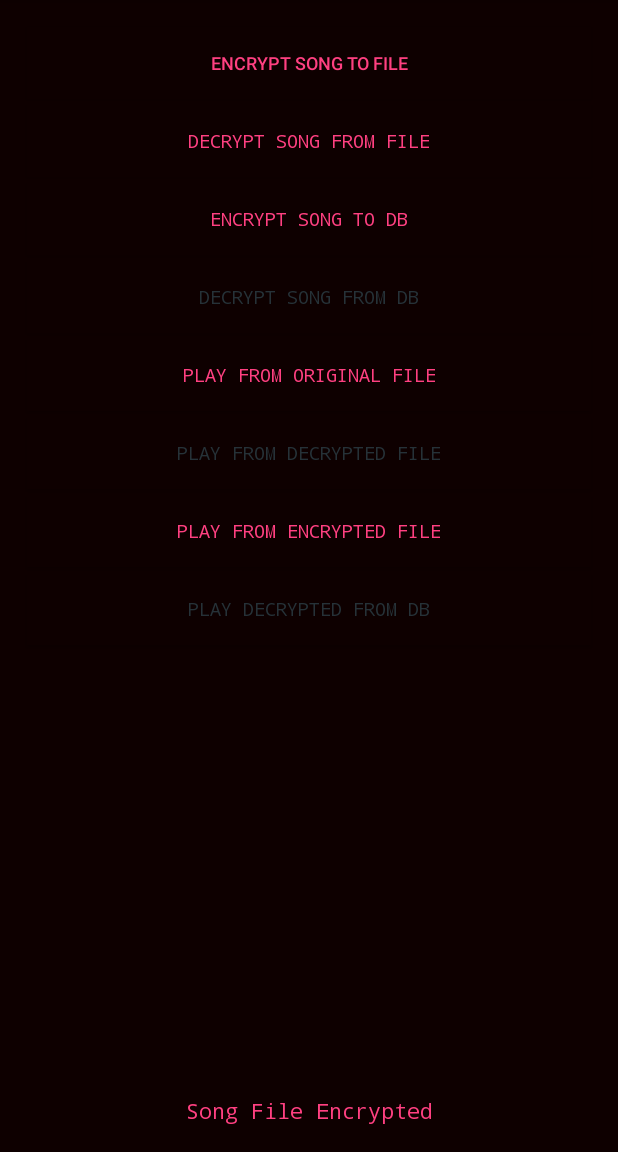
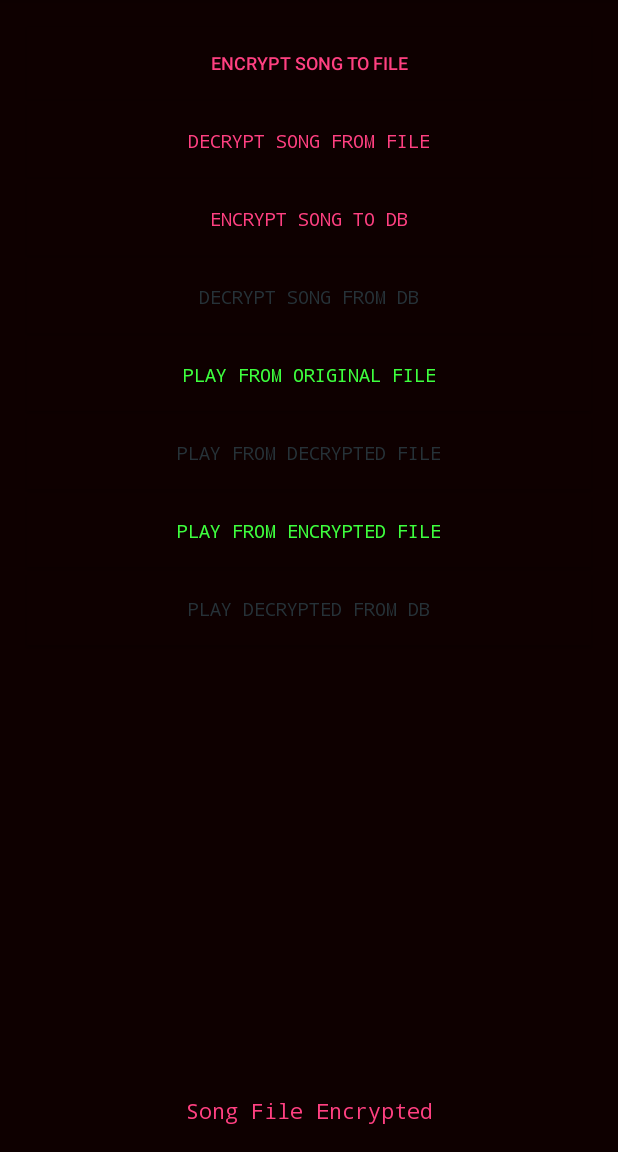
Before and after one commit to paceraudio/encryption-test, an Android app: the screen it shows after launch (EncryptionActivity), after a tap on "ENCRYPT SONG TO FILE", on a phone screen of 412 x 824 dp, the part 84-1236 px from its top. Run offline under Robolectric (Android 15) with nearby library versions, the light colour scheme and no system bars; our stand-ins replace Dagger/Hilt's generated code; libraries missing offline, so code that uses them is left out: com.couchbase.lite; 3 statements that could not run were skipped.

Commit message:
Added green color for play buttons

```diff
--- a/app/src/main/java/com/pacerapps/testencryption/EncryptionActivity.java
+++ b/app/src/main/java/com/pacerapps/testencryption/EncryptionActivity.java
@@ -23,6 +23,7 @@ public class EncryptionActivity extends AppCompatActivity implements View.OnClic
     Button playDecryptedFromDbButton;
     TextView statusTextView;
     int pink;
+    int green;
 
     @Inject
     EncryptionActivityPresenter presenter;
@@ -37,6 +38,7 @@ public class EncryptionActivity extends AppCompatActivity implements View.OnClic
         setClickListeners();
         EncApp.getInstance().getAppComponent().inject(this);
         pink = getResources().getColor(R.color.colorAccent);
+        green = getResources().getColor(R.color.green);
     }
 
     @Override
@@ -114,36 +116,36 @@ public class EncryptionActivity extends AppCompatActivity implements View.OnClic
     @Override
     public void onFileWrittenFromRaw() {
         showUser("Song written to file system");
-        enableButton(encryptButton);
-        enableButton(encryptToDbButton);
-        enableButton(playOriginalButton);
+        enableButton(encryptButton, false);
+        enableButton(encryptToDbButton, false);
+        enableButton(playOriginalButton, true);
     }
 
     @Override
     public void onEncrypt() {
         Log.d(TAG, "onEncrypt: running!");
         showUser("Song File Encrypted");
-        enableButton(decryptButton);
-        enableButton(playEncryptedButton);
+        enableButton(decryptButton, false);
+        enableButton(playEncryptedButton, true);
     }
 
     @Override
     public void onDecrypt() {
         Log.d(TAG, "onDecrypt: running!");
         showUser("Song File Decrypted");
-        enableButton(playDeryptedButton);
+        enableButton(playDeryptedButton, true);
     }
 
     @Override
     public void onSongEncryptedToDb() {
         showUser("File Encrypted To DB");
-        enableButton(decryptFromDbButton);
+        enableButton(decryptFromDbButton, false);
     }
 
     @Override
     public void onSongDecryptedFromDb() {
         showUser("File Decrypted From DB");
-        enableButton(playDecryptedFromDbButton);
+        enableButton(playDecryptedFromDbButton, true);
     }
 
     @Override
@@ -182,11 +184,15 @@ public class EncryptionActivity extends AppCompatActivity implements View.OnClic
         showUser(e.getClass().getSimpleName() + " occurred!");
     }
 
-    private void enableButton(final Button button) {
+    private void enableButton(final Button button, final boolean play) {
         runOnUiThread(new Runnable() {
             @Override
             public void run() {
-                button.setTextColor(pink);
+                if (play) {
+                    button.setTextColor(green);
+                } else {
+                    button.setTextColor(pink);
+                }
                 button.setClickable(true);
             }
         });
--- a/app/src/main/res/values/colors.xml
+++ b/app/src/main/res/values/colors.xml
@@ -4,4 +4,5 @@
     <color name="colorPrimaryDark">#0e0000</color>
     <color name="colorAccent2">#263238</color>
     <color name="colorAccent">#FF4081</color>
+    <color name="green">#3eff3e</color>
 </resources>
```
